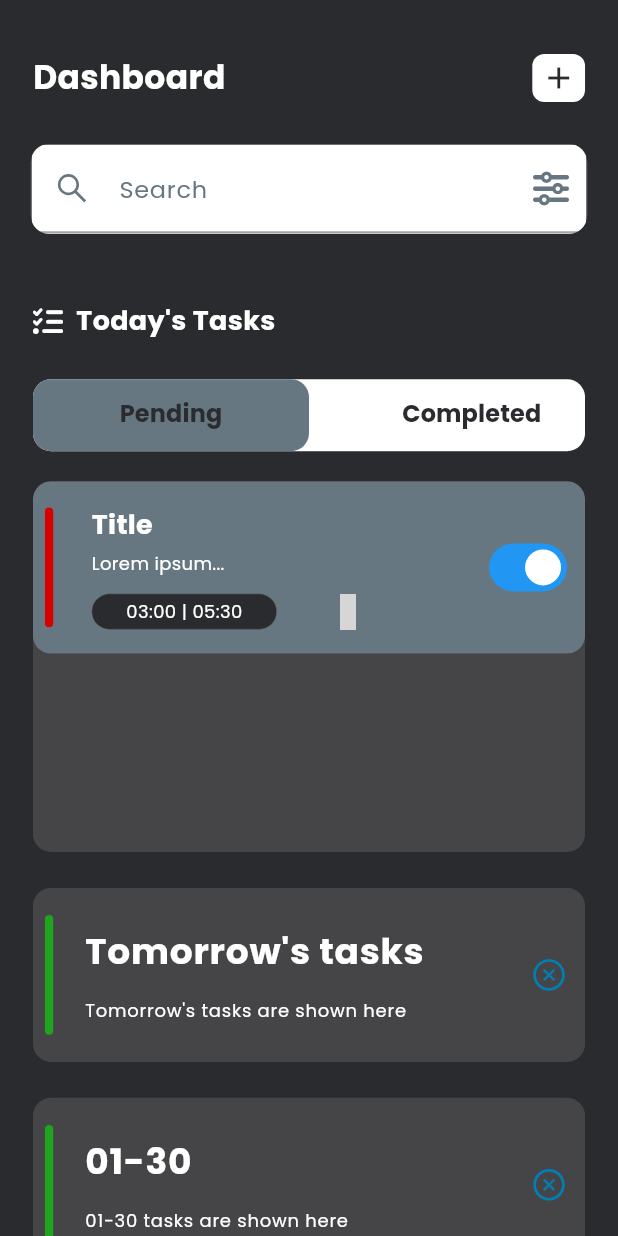
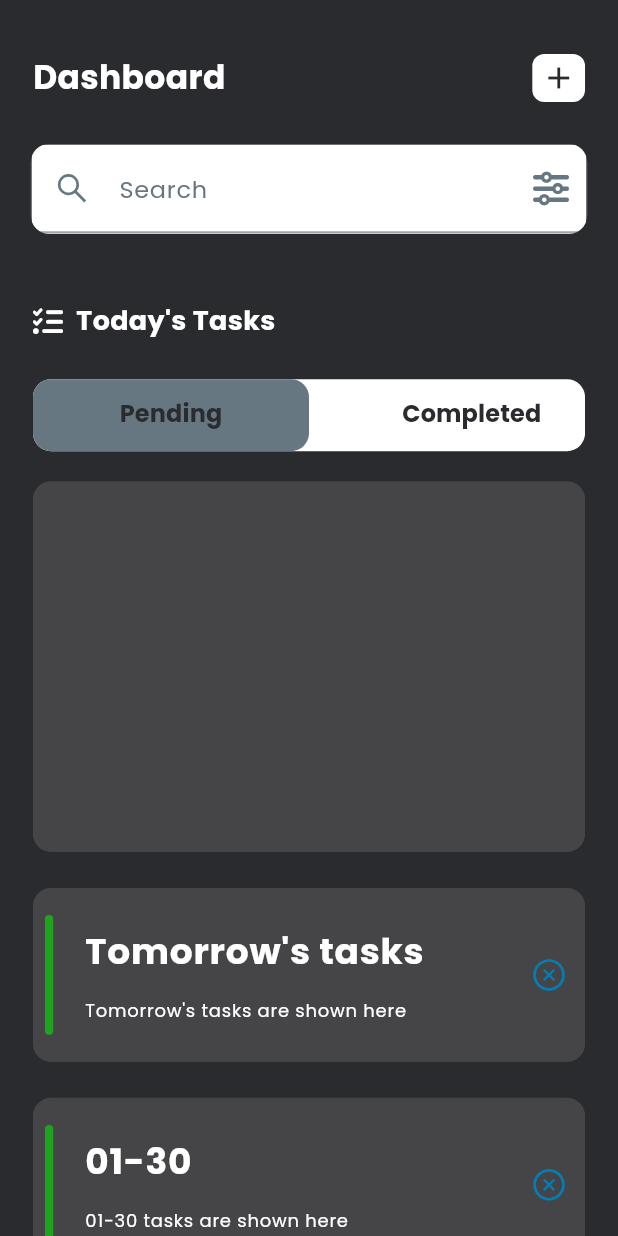
Before and after one commit to Yousef-Medhat56/flutter_task_management, a Flutter app: the screen it shows after launch, on a phone screen of 412 x 824 dp. Run offline on Flutter 3.47's test engine with Material 3 defaults, Android fonts, the phone set to English and light mode, and no system bars; drawn by our look-alikes of dynamic_color; our stand-ins replace country_picker, flutter_datetime_picker_plus, flutter_riverpod, flutter_screenutil, flutter_vector_icons, google_fonts and 5 more; accounts and stored records are empty; generated files the repository leaves out were written again; grey boxes are pictures that could not be loaded.

Commit message:
feat(home page): create TodayTasksList widget to show today's tasks

```diff
--- a/lib/common/helpers/db_helper.dart
+++ b/lib/common/helpers/db_helper.dart
@@ -15,7 +15,7 @@ class DBHelper {
       "date STRING,"
       "startTime STRING,"
       "endTime STRING,"
-      "reminder INTEGER,"
+      "remind INTEGER,"
       "repeat STRING"
       ")",
     );
--- a/lib/features/todo/pages/home_page.dart
+++ b/lib/features/todo/pages/home_page.dart
@@ -10,6 +10,7 @@ import 'package:task_management/common/widgets/spacers/width_spacer.dart';
 import 'package:task_management/common/widgets/text.dart';
 import 'package:task_management/features/todo/controllers/expansion_provider.dart';
 import 'package:task_management/features/todo/widgets/extended_appbar.dart';
+import 'package:task_management/features/todo/widgets/today_tasks_list.dart';
 import 'package:task_management/features/todo/widgets/todo_tile.dart';
 
 class HomePage extends ConsumerStatefulWidget {
@@ -105,27 +106,11 @@ class _HomePageState extends ConsumerState<HomePage>
                     Radius.circular(AppConsts.kRadius),
                   ),
                   child: TabBarView(controller: tabController, children: [
-                    //TODO: add container child
                     Container(
                       color: AppConsts.kBkLight,
                       height: AppConsts.kHeight * 0.3,
-                      child: ListView(
-                        children: [
-                          TodoTile(
-                            title: "Title",
-                            description: "Lorem ipsum...",
-                            start: "03:00",
-                            end: "05:30",
-                            switcher: Switch(
-                                value: true,
-                                onChanged: (bool value) {
-                                  value = !value;
-                                }),
-                          )
-                        ],
-                      ),
+                      child: const TodayTasksList(),
                     ),
-                    //TODO: add container child
                     Container(
                       color: AppConsts.kGreyLight,
                       height: AppConsts.kHeight * 0.3,
--- /dev/null
+++ b/lib/features/todo/widgets/today_tasks_list.dart
@@ -0,0 +1,38 @@
+import 'package:flutter/material.dart';
+import 'package:flutter_riverpod/flutter_riverpod.dart';
+import 'package:task_management/common/models/task_model.dart';
+import 'package:task_management/features/todo/controllers/todo/todo_provider.dart';
+import 'package:task_management/features/todo/utils/utils.dart';
+import 'package:task_management/features/todo/widgets/todo_tile.dart';
+
+class TodayTasksList extends ConsumerWidget {
+  const TodayTasksList({super.key});
+
+  @override
+  Widget build(BuildContext context, WidgetRef ref) {
+    List<TaskModel> allTasks = ref.watch(todoStateProvider);
+    String todayDate = getToday();
+    Iterable<TaskModel> todayTasks = allTasks.where(
+      (element) =>
+          element.isCompleted == 0 && element.date!.contains(todayDate),
+    );
+
+    return ListView.builder(
+      itemCount: todayTasks.length,
+      itemBuilder: (context, index) {
+        final task = todayTasks.elementAt(index);
+        return TodoTile(
+          title: task.title!,
+          description: task.desc!,
+          start: task.startTime!,
+          end: task.endTime!,
+          switcher: Switch(
+            value: task.isCompleted != 0,
+            //TODO: add change handler
+            onChanged: (bool value) {},
+          ),
+        );
+      },
+    );
+  }
+}
```
